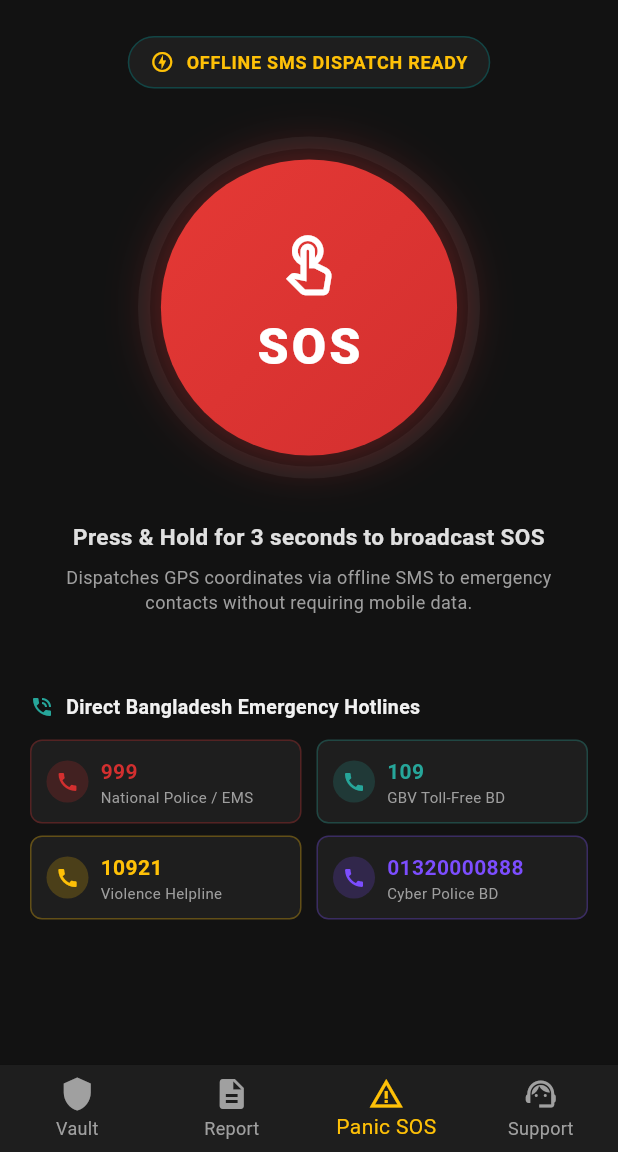
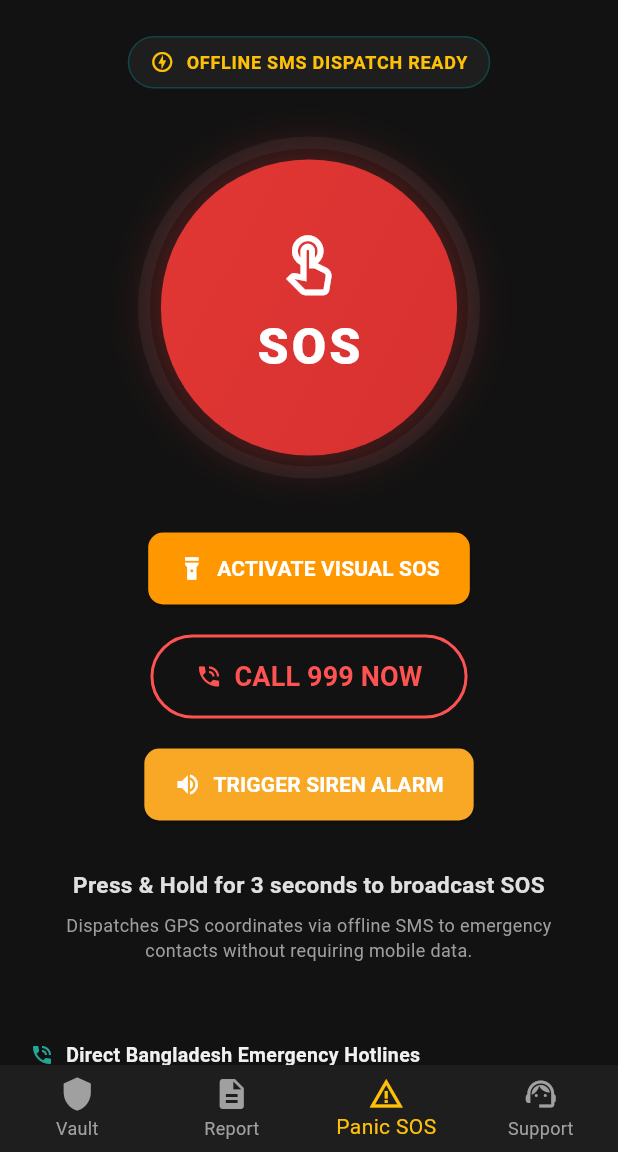
Before and after one commit to the-abraar/Protiti, a Flutter app: the VaultScreen screen opened directly, item 3 of the bottom bar chosen, on a phone screen of 412 x 824 dp, the part 84-1236 px from its top. Run offline on Flutter 3.47's test engine with Material 3 defaults, Android fonts, the phone set to English and light mode, and no system bars; our stand-ins replace audioplayers, battery_plus, flutter_blue_plus, flutter_secure_storage, geolocator, local_auth and 4 more; missing offline and left inert: encrypt, flutter_background_service, flutter_dynamic_icon, flutter_jailbreak_detection, freerasp, http_certificate_pinning and 8 more; accounts and stored records are empty.

Commit message:
feat(sos): implement comprehensive panic responses including strobe, siren, and telemetry

```diff
--- /dev/null
+++ b/protiti/lib/data/services/acoustic_deterrent_service.dart
@@ -0,0 +1,25 @@
+import 'package:audioplayers/audioplayers.dart';
+import 'package:volume_controller/volume_controller.dart';
+
+class AcousticDeterrentService {
+  final AudioPlayer _player = AudioPlayer();
+
+  /// Maxes out the hardware volume and blares a continuous siren.
+  /// This is used to actively scare off an attacker or draw public attention.
+  Future<void> triggerLoudSiren() async {
+    try {
+      // 1. Force the hardware media volume to absolute maximum (1.0)
+      await VolumeController().setVolume(1.0);
+
+      // 2. Loop a high-decibel siren asset indefinitely
+      _player.setReleaseMode(ReleaseMode.loop);
+      await _player.play(AssetSource('audio/siren.mp3'));
+    } catch (e) {
+      // Fallback
+    }
+  }
+
+  Future<void> stopSiren() async {
+    await _player.stop();
+  }
+}
--- a/protiti/lib/ui/features/panic/panic_screen.dart
+++ b/protiti/lib/ui/features/panic/panic_screen.dart
@@ -6,6 +6,10 @@ import '../../../data/services/location_service.dart';
 import '../../../data/services/database_service.dart';
 import '../../../data/repositories/contact_repository.dart';
 import '../../../domain/use_cases/trigger_panic.dart';
+import '../../../data/services/secure_audio_service.dart';
+import '../../../data/services/flashlight_sos_service.dart';
+import '../../../data/services/acoustic_deterrent_service.dart';
+import 'strobe_screen.dart';
 
 class PanicScreen extends StatefulWidget {
   final bool isDecoy;
@@ -26,6 +30,10 @@ class _PanicScreenState extends State<PanicScreen>
   bool _isTriggered = false;
   bool _isDispatching = false;
   PanicResult? _lastResult;
+  final FlashlightSosService _flashlightService = FlashlightSosService();
+  bool _isVisualSosActive = false;
+  final AcousticDeterrentService _sirenService = AcousticDeterrentService();
+  bool _isSirenActive = false;
 
   @override
   void initState() {
@@ -33,6 +41,7 @@ class _PanicScreenState extends State<PanicScreen>
     _panicUseCase = TriggerPanicUseCase(
       LocationService(),
       contactRepository: ContactRepository(DatabaseService()),
+      audioService: SecureAudioService(),
     );
 
     // Continuous pulse animation for SOS visibility
@@ -56,6 +65,8 @@ class _PanicScreenState extends State<PanicScreen>
 
   @override
   void dispose() {
+    _flashlightService.stopVisualSos();
+    _sirenService.stopSiren();
     _pulseController.dispose();
     _holdController.dispose();
     super.dispose();
@@ -171,6 +182,89 @@ class _PanicScreenState extends State<PanicScreen>
           // Central SOS Hold Button with Progress Ring
           _buildHoldButton(),
 
+          const SizedBox(height: 40),
+
+          ElevatedButton.icon(
+            icon: Icon(
+              _isVisualSosActive ? Icons.flashlight_off : Icons.flashlight_on,
+              color: Colors.white
+            ),
+            label: Text(
+              _isVisualSosActive ? 'STOP VISUAL SOS' : 'ACTIVATE VISUAL SOS',
+              style: const TextStyle(fontWeight: FontWeight.bold),
+            ),
+            style: ElevatedButton.styleFrom(
+              backgroundColor: _isVisualSosActive ? Colors.red : Colors.orange,
+            ),
+            onPressed: () {
+              setState(() {
+                _isVisualSosActive = !_isVisualSosActive;
+              });
+              if (_isVisualSosActive) {
+                _flashlightService.startVisualSos();
+              } else {
+                _flashlightService.stopVisualSos();
+              }
+            },
+          ),
+          const SizedBox(height: 20),
+
+          OutlinedButton.icon(
+            icon: const Icon(Icons.phone_in_talk, color: Colors.redAccent),
+            label: const Text(
+              'CALL 999 NOW',
+              style: TextStyle(color: Colors.redAccent, fontSize: 18, fontWeight: FontWeight.bold),
+            ),
+            style: OutlinedButton.styleFrom(
+              padding: const EdgeInsets.symmetric(horizontal: 30, vertical: 15),
+              side: const BorderSide(color: Colors.redAccent, width: 2),
+              shape: RoundedRectangleBorder(
+                borderRadius: BorderRadius.circular(30),
+              ),
+            ),
+            onPressed: () {
+              // Instantly trigger the native phone dialer intent
+              _panicUseCase.launchEmergencyCall();
+            },
+          ),
+
+          const SizedBox(height: 20),
+          ElevatedButton.icon(
+            icon: Icon(
+              _isSirenActive ? Icons.volume_off : Icons.volume_up,
+              color: Colors.white
+            ),
+            label: Text(
+              _isSirenActive ? 'STOP SIREN ALARM' : 'TRIGGER SIREN ALARM',
+              style: const TextStyle(fontWeight: FontWeight.bold),
+            ),
+            style: ElevatedButton.styleFrom(
+              backgroundColor: _isSirenActive ? Colors.red : Colors.yellow[800],
+            ),
+            onPressed: () {
+              setState(() {
+                _isSirenActive = !_isSirenActive;
+              });
+
+              if (_isSirenActive) {
+                _sirenService.triggerLoudSiren();
+                Navigator.push(
+                  context,
+                  MaterialPageRoute(builder: (context) => const StrobeScreen()),
+                ).then((_) {
+                  _sirenService.stopSiren();
+                  if (mounted) {
+                    setState(() {
+                      _isSirenActive = false;
+                    });
+                  }
+                });
+              } else {
+                _sirenService.stopSiren();
+              }
+            },
+          ),
+
           const SizedBox(height: 32),
 
           // Instructions / Status Text
@@ -215,10 +309,13 @@ class _PanicScreenState extends State<PanicScreen>
   }
 
   Widget _buildHoldButton() {
-    return GestureDetector(
-      onTapDown: (_) => _onHoldStart(),
-      onTapUp: (_) => _onHoldEnd(),
-      onTapCancel: () => _onHoldEnd(),
+    return Semantics(
+      button: true,
+      label: 'Press and hold for 3 seconds to broadcast SOS',
+      child: GestureDetector(
+        onTapDown: (_) => _onHoldStart(),
+        onTapUp: (_) => _onHoldEnd(),
+        onTapCancel: () => _onHoldEnd(),
       child: AnimatedBuilder(
         animation: Listenable.merge([_pulseController, _holdController]),
         builder: (context, child) {
@@ -246,10 +343,13 @@ class _PanicScreenState extends State<PanicScreen>
               // Glowing Pulsing SOS Circle
               Transform.scale(
                 scale: pulseScale,
-                child: Container(
-                  width: 190,
-                  height: 190,
-                  decoration: BoxDecoration(
+                child: ConstrainedBox(
+                  constraints: const BoxConstraints(
+                    minWidth: 190,
+                    minHeight: 190,
+                  ),
+                  child: Container(
+                    decoration: BoxDecoration(
                     shape: BoxShape.circle,
                     gradient: LinearGradient(
                       colors: _isTriggered
```
Also changed, not shown: protiti/lib/data/services/background_sos_service.dart (added, +63 -0 lines), protiti/lib/data/services/cloud_sms_service.dart (added, +43 -0 lines), protiti/lib/data/services/flashlight_sos_service.dart (added, +55 -0 lines), protiti/lib/data/services/geofence_service.dart (added, +57 -0 lines), protiti/lib/data/services/location_service.dart (+13 -1 lines), protiti/lib/data/services/shake_to_sos_service.dart (added, +67 -0 lines), protiti/lib/domain/use_cases/trigger_panic.dart (+155 -4 lines), protiti/lib/ui/features/panic/strobe_screen.dart (added, +59 -0 lines).
